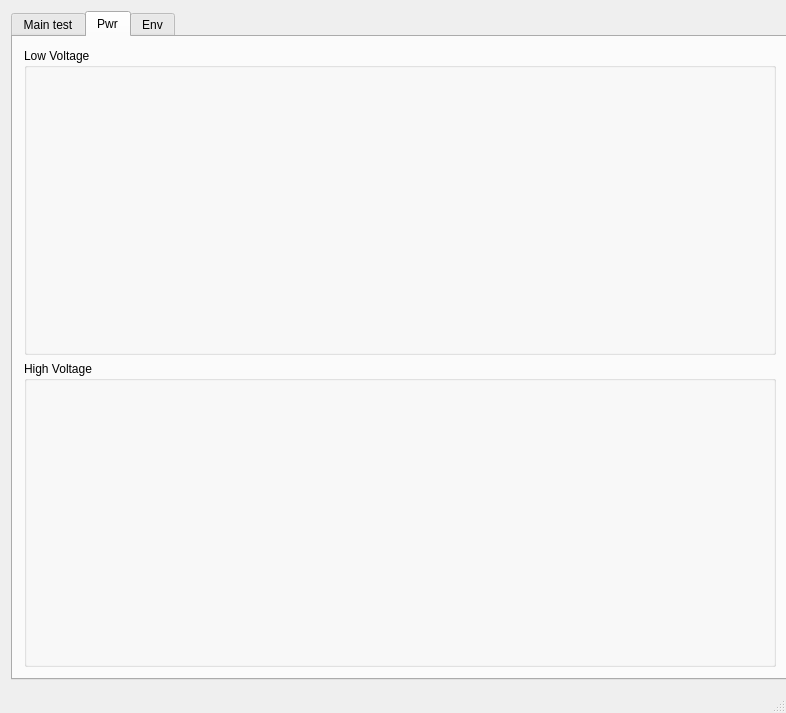
The window that gui/mainwindow.ui (thomaseichhorn/burnin) describes before a commit, drawn with Qt 5.
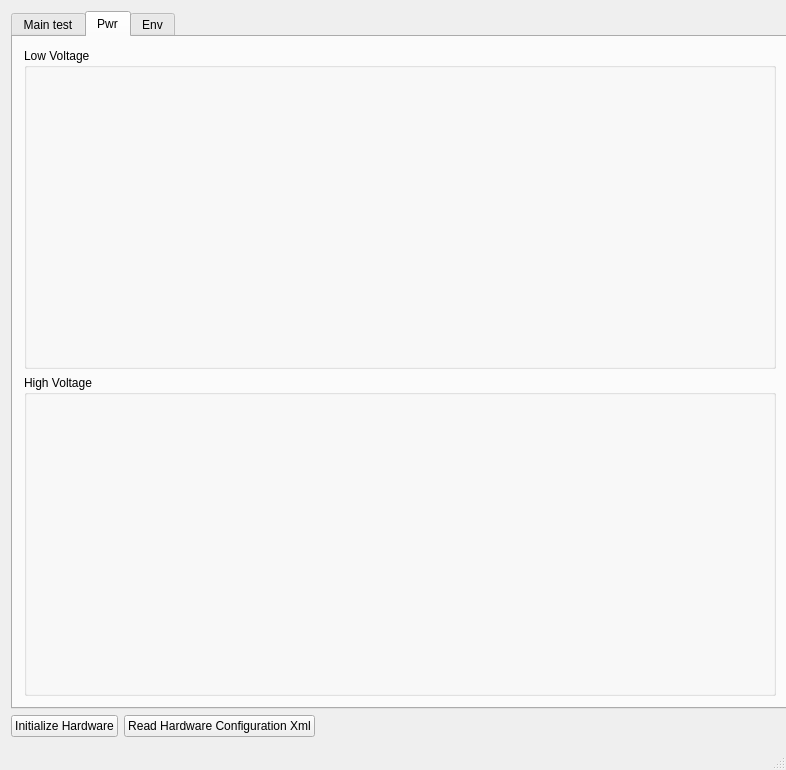
The same window after the commit. The open tabs and pages were chosen to show the change.

What changed in the file:
```diff
--- a/gui/mainwindow.ui
+++ b/gui/mainwindow.ui
@@ -7,7 +7,7 @@
     <x>0</x>
     <y>0</y>
     <width>786</width>
-    <height>713</height>
+    <height>770</height>
    </rect>
   </property>
   <property name="minimumSize">
@@ -29,9 +29,12 @@
      <height>0</height>
     </size>
    </property>
-   <layout class="QHBoxLayout" name="horizontalLayout">
-    <item>
+   <layout class="QGridLayout" name="gridLayout">
+    <item row="0" column="0">
      <widget class="QTabWidget" name="tabWidget">
+      <property name="enabled">
+       <bool>true</bool>
+      </property>
       <property name="currentIndex">
        <number>0</number>
       </property>
@@ -250,6 +253,37 @@
       </widget>
      </widget>
     </item>
+    <item row="1" column="0">
+     <layout class="QHBoxLayout" name="horizontalLayout">
+      <item>
+       <widget class="QPushButton" name="init_button">
+        <property name="text">
+         <string>Initialize Hardware</string>
+        </property>
+       </widget>
+      </item>
+      <item>
+       <widget class="QPushButton" name="read_conf_button">
+        <property name="text">
+         <string>Read Hardware Configuration Xml</string>
+        </property>
+       </widget>
+      </item>
+      <item>
+       <spacer name="horizontalSpacer_3">
+        <property name="orientation">
+         <enum>Qt::Horizontal</enum>
+        </property>
+        <property name="sizeHint" stdset="0">
+         <size>
+          <width>40</width>
+          <height>20</height>
+         </size>
+        </property>
+       </spacer>
+      </item>
+     </layout>
+    </item>
    </layout>
   </widget>
   <widget class="QMenuBar" name="menuBar">
```
Left out of the diff: 4 changed lines with no effect on the pictures.
